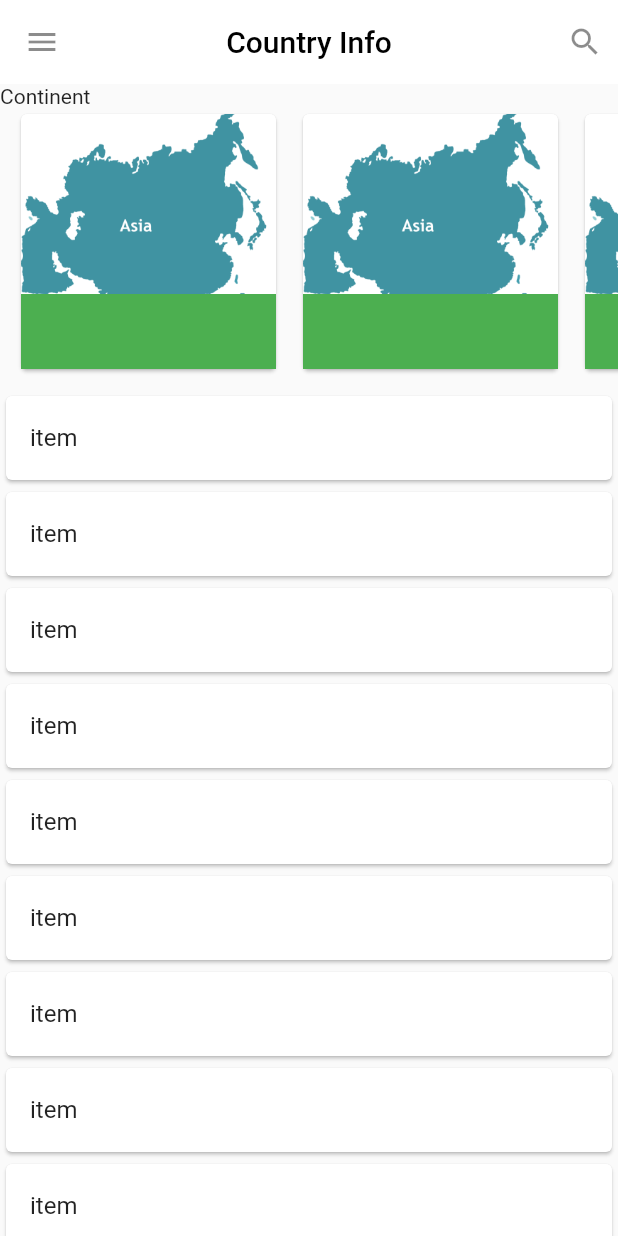
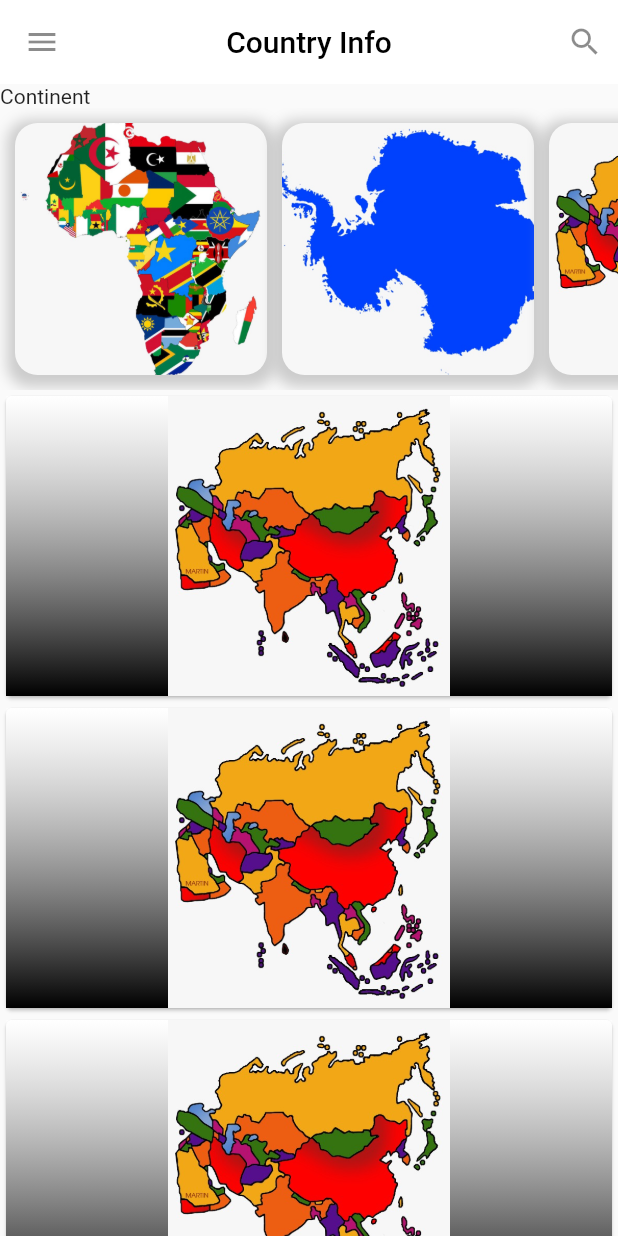
Before and after one commit to samirreaz/country_info, a Flutter app: the HomeScreen screen opened directly, on a phone screen of 412 x 824 dp. Run offline on Flutter 3.47's test engine with Material 2 defaults, Android fonts, the phone set to English and light mode, and no system bars.

Commit message:
change view

```diff
--- a/lib/screen/home/home_screen.dart
+++ b/lib/screen/home/home_screen.dart
@@ -1,7 +1,17 @@
 import 'package:flutter/material.dart';
 
 class HomeScreen extends StatelessWidget {
-  const HomeScreen({Key? key}) : super(key: key);
+  HomeScreen({Key? key}) : super(key: key);
+
+  List<Map<String, dynamic>> continents = [
+    {'name': 'Africa', 'img': 'assets/images/Africa.jpeg'},
+    {'name': 'Antarctica', 'img': 'assets/images/Antarctica.jpeg'},
+    {'name': 'Asia', 'img': 'assets/images/Asia.jpeg'},
+    {'name': 'Australia', 'img': 'assets/images/Australia.jpeg'},
+    {'name': 'North Amrica', 'img': 'assets/images/north_amrica.jpeg'},
+    {'name': 'South America', 'img': 'assets/images/south_america.jpeg'},
+    {'name': 'Europe', 'img': 'assets/images/Europe.jpeg'},
+  ];
 
   @override
   Widget build(BuildContext context) {
@@ -33,30 +43,36 @@ class HomeScreen extends StatelessWidget {
           Expanded(
             child: GridView.builder(
               padding: EdgeInsets.only(
+                top: 10,
                 left: 10,
                 right: 10,
                 bottom: 10,
               ),
               scrollDirection: Axis.horizontal,
-              itemCount: 5,
+              itemCount: continents.length,
               gridDelegate: SliverGridDelegateWithFixedCrossAxisCount(
                 crossAxisCount: 1,
                 mainAxisSpacing: 10,
               ),
-              itemBuilder: (context, index) => Card(
-                child: GridTile(
-                  footer: Container(
-                    height: 50,
-                    color: Colors.green,
-                  ),
-                  child: Container(
-                    color: Color(0x3F5EFB),
-                    child: Image.asset(
-                      'assets/images/asia.png',
+              itemBuilder: (context, index) => Container(
+                decoration: BoxDecoration(
+                  borderRadius: BorderRadius.circular(15),
+                  image: DecorationImage(
                       fit: BoxFit.cover,
+                      image: AssetImage(continents[index]['img'])),
+                  boxShadow: [
+                    BoxShadow(
+                      color: Colors.grey.withOpacity(0.5),
+                      spreadRadius: 5,
+                      blurRadius: 7,
+                      offset: Offset(0, 3), // changes position of shadow
                     ),
-                  ),
+                  ],
                 ),
+                // child: Image.asset(
+                //   ,
+                //   fit: BoxFit.cover,
+                // ),
               ),
             ),
           ),
@@ -64,8 +80,21 @@ class HomeScreen extends StatelessWidget {
             flex: 3,
             child: ListView.builder(
               itemBuilder: (context, index) => Card(
-                child: ListTile(
-                  title: Text('item'),
+                child: Container(
+                  decoration: BoxDecoration(
+                    color: Colors.blue,
+                    image: DecorationImage(
+                        image: AssetImage('assets/images/Asia.jpeg')),
+                    gradient: LinearGradient(
+                      colors: [
+                        Colors.white.withOpacity(.5),
+                        Colors.black,
+                      ],
+                      begin: Alignment.topCenter,
+                      end: Alignment.bottomCenter,
+                    ),
+                  ),
+                  height: 200,
                 ),
               ),
             ),
```
Also changed, not shown: assets/images/Africa.jpeg (added), assets/images/Antarctica.jpeg (added), assets/images/Asia.jpeg (added), assets/images/Australia.jpeg (added), assets/images/Europe.jpeg (added), assets/images/asia.png (deleted), assets/images/north_amrica.jpeg (added), assets/images/south_america.jpeg (added).
